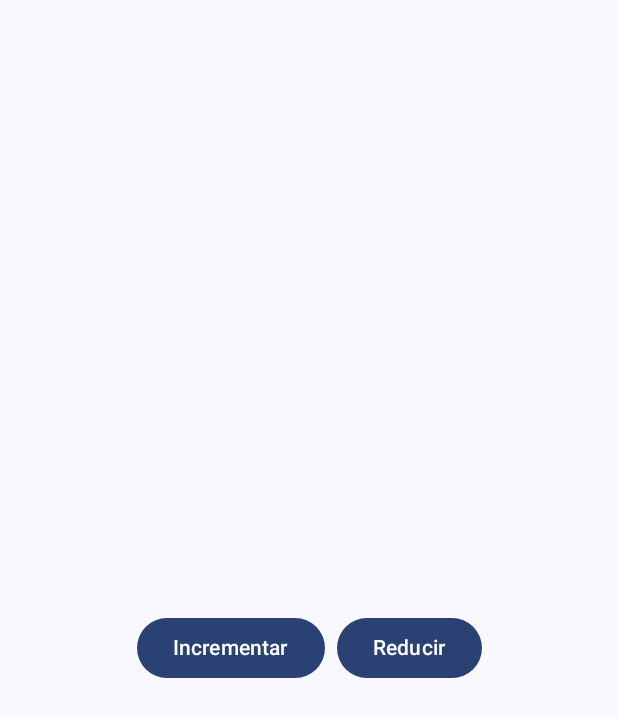
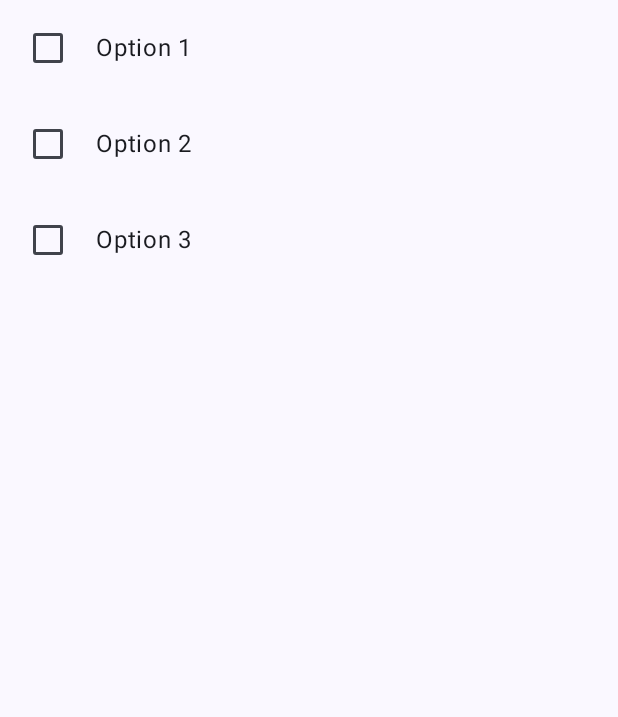
Before and after one commit to icarpio/JetpackComposeBasics, an Android app built with Jetpack Compose: the screen it shows after launch (MainActivity), on a phone screen of 412 x 824 dp. Shown: the top 717 px of the screen. Run offline under Robolectric (Android 15) with nearby library versions, the phone set to English and light mode, and no system bars.

Commit message:
Switch and CheckBox

```diff
--- /dev/null
+++ b/app/src/main/java/com/example/jetpackcomposebasics/CheckInfo.kt
@@ -0,0 +1,6 @@
+package com.example.jetpackcomposebasics
+
+data class CheckInfo(
+    val title:String,
+    var selected:Boolean = false,
+    var onCheckedChange:(Boolean) -> Unit)
--- a/app/src/main/java/com/example/jetpackcomposebasics/MainActivity.kt
+++ b/app/src/main/java/com/example/jetpackcomposebasics/MainActivity.kt
@@ -1,28 +1,24 @@
 package com.example.jetpackcomposebasics
+
 import android.annotation.SuppressLint
 import android.os.Bundle
 import androidx.activity.ComponentActivity
 import androidx.activity.compose.setContent
-import androidx.compose.foundation.Image
-import androidx.compose.foundation.border
-import androidx.compose.foundation.layout.Arrangement
-import androidx.compose.foundation.layout.Box
 import androidx.compose.foundation.layout.Column
 import androidx.compose.foundation.layout.Row
+import androidx.compose.foundation.layout.Spacer
 import androidx.compose.foundation.layout.fillMaxSize
 import androidx.compose.foundation.layout.fillMaxWidth
 import androidx.compose.foundation.layout.padding
-import androidx.compose.foundation.shape.CircleShape
-import androidx.compose.foundation.shape.RoundedCornerShape
-import androidx.compose.material.icons.Icons
-import androidx.compose.material.icons.rounded.Call
-import androidx.compose.material.icons.rounded.Star
-import androidx.compose.material3.Button
-import androidx.compose.material3.CircularProgressIndicator
-import androidx.compose.material3.Icon
-import androidx.compose.material3.LinearProgressIndicator
+import androidx.compose.foundation.layout.width
+import androidx.compose.material3.Checkbox
+import androidx.compose.material3.CheckboxColors
+import androidx.compose.material3.CheckboxDefaults
 import androidx.compose.material3.MaterialTheme
 import androidx.compose.material3.Scaffold
+import androidx.compose.material3.Switch
+import androidx.compose.material3.SwitchColors
+import androidx.compose.material3.SwitchDefaults
 import androidx.compose.material3.Text
 import androidx.compose.runtime.Composable
 import androidx.compose.runtime.getValue
@@ -32,13 +28,8 @@ import androidx.compose.runtime.saveable.rememberSaveable
 import androidx.compose.runtime.setValue
 import androidx.compose.ui.Alignment
 import androidx.compose.ui.Modifier
-import androidx.compose.ui.draw.clip
 import androidx.compose.ui.graphics.Color
 import androidx.compose.ui.graphics.toArgb
-import androidx.compose.ui.graphics.vector.ImageVector
-import androidx.compose.ui.layout.ContentScale
-import androidx.compose.ui.res.painterResource
-import androidx.compose.ui.tooling.preview.Preview
 import androidx.compose.ui.unit.dp
 import com.example.jetpackcomposebasics.ui.theme.JetpackComposeBasicsTheme
 
@@ -50,68 +41,103 @@ class MainActivity : ComponentActivity() {
         setContent {
             JetpackComposeBasicsTheme {
                 //window.statusBarColor = Color.Magenta.toArgb()
-                window.statusBarColor = MaterialTheme.colorScheme.primary.toArgb() // Cambiar el color de la barra de estado
+                window.statusBarColor =
+                    MaterialTheme.colorScheme.primary.toArgb() // Cambiar el color de la barra de estado
                 Scaffold(
                     modifier = Modifier.fillMaxSize(),
                 ) {
                     //var myTextParams by remember { mutableStateOf("") }
                     //MyTextWithParameters(myTextParams) { myTextParams = it }
-                    MyProgressBarAd()
+                    val myOptions = getOptions(listOf("Option 1","Option 2","Option 3"))
+                    Column() {
+                        myOptions.forEach{
+                            MyCheckBoxWithTextCompleted(it)
+                        }
+                    }
                 }
             }
         }
     }
 }
 
+@Composable
+fun getOptions(titles:List<String>): List<CheckInfo> {
+    return titles.map {
+        var status by rememberSaveable { mutableStateOf(false) }
+        CheckInfo(
+            title = it,
+            selected = status,
+            onCheckedChange = {newStatus -> status = newStatus}
+        )
+    }
+}
 
 
 @Composable
-fun MyProgressBar(){
-    var showLoading by rememberSaveable { mutableStateOf(false) }
-    Column(
-        Modifier
-            .padding(24.dp)
-            .fillMaxSize(),
-        verticalArrangement = Arrangement.Center,
-        horizontalAlignment = Alignment.CenterHorizontally
+fun MySwich() {
+    var state by rememberSaveable { mutableStateOf(true) }
+    Switch(
+        checked = state,
+        onCheckedChange = { state = !state },
+        enabled = true,
+        colors = SwitchDefaults.colors(
+            checkedThumbColor = Color.Green, // Color del pulgar cuando está marcado
+            uncheckedThumbColor = Color.Red,  // Color del pulgar cuando no está marcado
+            checkedTrackColor = Color.Blue,  // Color de la pista cuando está marcado
+            uncheckedTrackColor = Color.Gray,  // Color de la pista cuando no está marcado
+
+
+        ))
+}
+
+
+@Composable
+fun MyCheckBoxBasic() {
+    var state by rememberSaveable { mutableStateOf(true) }
+    Checkbox(
+        checked = state,
+        onCheckedChange = {state = !state},
+        enabled = true,
+        colors = CheckboxDefaults.colors(
+            checkedColor = Color.Red,
+            uncheckedColor = Color.Yellow,
+            checkmarkColor = Color.Green
+        ))
+}
+
+
+
+@Composable
+fun MyCheckBoxWithText() {
+    var state by rememberSaveable { mutableStateOf(true) }
+    Row(
+        modifier = Modifier
+            .padding(8.dp)
+            .fillMaxWidth(), // Opcional: Para que el Row ocupe todo el ancho disponible
+        verticalAlignment = Alignment.CenterVertically // Alinea verticalmente al centro
     ) {
-        if(showLoading) {
-            CircularProgressIndicator(color = Color.Red)
-            LinearProgressIndicator(Modifier.padding(top = 32.dp), color = Color.Red, trackColor = Color.Yellow)
-        }
-        Button(onClick = { showLoading = !showLoading}) {
-            Text(text = "Load")
-        }
-
+        Checkbox(
+            checked = state,
+            onCheckedChange = { state = it }
+        )
+        Spacer(modifier = Modifier.width(8.dp))
+        Text(text = "Texto 1")
     }
 }
+
 @Composable
-fun MyProgressBarAd(){
-    var progressStatus by rememberSaveable { mutableFloatStateOf(0f) }
-    Column(
-        Modifier.fillMaxSize(),
-        verticalArrangement = Arrangement.Center,
-        horizontalAlignment = Alignment.CenterHorizontally
+fun MyCheckBoxWithTextCompleted(checkInfo: CheckInfo) {
+    Row(
+        modifier = Modifier
+            .padding(8.dp)
+            .fillMaxWidth(), // Opcional: Para que el Row ocupe todo el ancho disponible
+        verticalAlignment = Alignment.CenterVertically // Alinea el Checkbox y el Text verticalmente en el centro
     ) {
-        CircularProgressIndicator(color = Color.Red, progress = progressStatus)
-
-        Row(
-            modifier = Modifier
-                .fillMaxWidth()
-                .padding(16.dp), // Agrega padding para mayor estética
-            horizontalArrangement = Arrangement.Center, // Centra los botones horizontalmente
-            verticalAlignment = Alignment.CenterVertically // Opcional: centrar verticalmente si es necesario
-        ) {
-            Button(onClick = { progressStatus += 0.1f }) {
-                Text(text = "Incrementar")
-            }
-            Button(
-                onClick = { progressStatus -= 0.1f },
-                modifier = Modifier.padding(start = 8.dp) // Agrega espacio entre los botones
-            ) {
-                Text(text = "Reducir")
-            }
-        }
-        //LinearProgressIndicator(Modifier.padding(top = 32.dp), color = Color.Red, trackColor = Color.Yellow)
+        Checkbox(
+            checked = checkInfo.selected,
+            onCheckedChange = { checkInfo.onCheckedChange(it) } // Cambiar al nuevo valor de estado
+        )
+        Spacer(modifier = Modifier.width(8.dp)) // Espacio entre Checkbox y Text
+        Text(text = checkInfo.title)
     }
 }
```
Also changed, not shown: app/src/main/java/com/example/jetpackcomposebasics/Components.kt (renamed from app/src/main/java/com/example/jetpackcomposebasics/ConstraintLayout.kt, +54 -0 lines).
